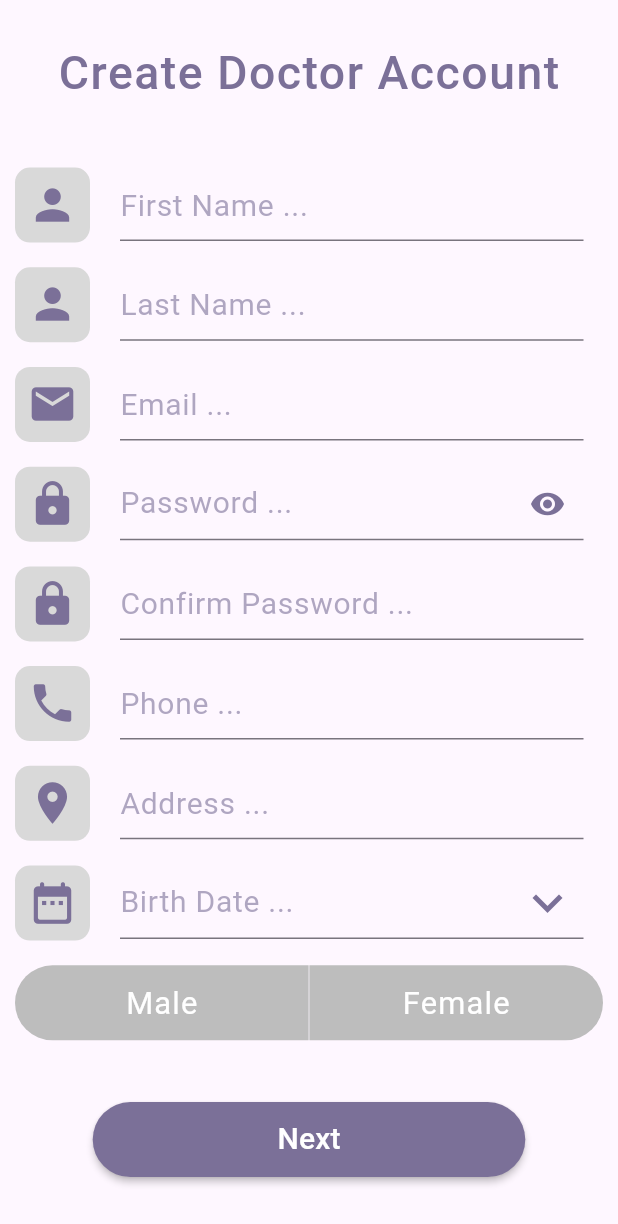
After one commit to manaralbogha/Patient_app, a Flutter app: the screen it shows after launch, after a tap on "Create Account", on a phone screen of 412 x 824 dp. The commit adds this screen. Shown: the top 1224 px of the screen. Run offline on Flutter 3.47's test engine with Material 2 defaults, Android fonts, the phone set to English and light mode, and no system bars; our stand-ins replace dartz, dio, equatable, flutter_bloc, flutter_screenutil, jiffy and 1 more; missing offline and left inert: awesome_icons; network calls fail.

Commit message:
add register screen

```diff
--- /dev/null
+++ b/lib/core/api/services/register_service.dart
@@ -0,0 +1,39 @@
+// ignore_for_file: missing_required_param
+
+import 'dart:developer';
+import 'package:dartz/dartz.dart';
+import 'package:dio/dio.dart';
+import '../../errors/failures.dart';
+import '../../models/register_model.dart';
+import '../http_api_services.dart';
+import 'login_service.dart';
+
+abstract class RegisterService {
+  static Future<Either<Failure, LoginModel>> registerPatient(
+      {required RegisterModel registerModel}) async {
+    try {
+      var data = await ApiServices.post(
+        endPoint: 'registerPatient',
+        body: {
+          'email': registerModel.email,
+          'first_name': registerModel.firstName,
+          'last_name': registerModel.lastName,
+          'password': registerModel.password,
+          'phone_num': registerModel.phoneNum,
+          'birth_date': registerModel.birthDate,
+          'gender': registerModel.gender,
+          'address': registerModel.address,
+          'FCMToken': registerModel.fcmToken,
+        },
+      );
+
+      return right(LoginModel.fromJson(data));
+    } catch (ex) {
+      log('Exception: there is an error in registerPatient method');
+      if (ex is DioException) {
+        return left(ServerFailure.fromDioError(ex));
+      }
+      return left(ServerFailure(ex.toString()));
+    }
+  }
+}
--- /dev/null
+++ b/lib/core/functions/custome_dialogs.dart
@@ -0,0 +1,43 @@
+import 'dart:developer';
+
+import 'package:flutter/cupertino.dart';
+import 'package:flutter/material.dart';
+
+abstract class CustomDialogs {
+  static showCalenderDialog(BuildContext context) {
+    showDialog(
+      context: context,
+      builder: (context) {
+        return AlertDialog(
+          shape:
+              RoundedRectangleBorder(borderRadius: BorderRadius.circular(10)),
+          content: SizedBox(
+            height: 350,
+            width: 250,
+            child: CupertinoDatePicker(
+              mode: CupertinoDatePickerMode.date,
+              initialDateTime: DateTime(2000, 1, 1),
+              onDateTimeChanged: (value) {
+                log('xxxxxx');
+                log(value.toString());
+              },
+            ),
+          ),
+        );
+      },
+    );
+  }
+
+  static Future<DateTime?> pickDateDialog(BuildContext context) {
+    return showDatePicker(
+      context: context,
+      initialDate: DateTime(2000, 1, 1),
+      firstDate: DateTime(1930, 1, 1),
+      lastDate: DateTime.now(),
+      // onDatePickerModeChange: (value) {
+      //   log('xxxxxxx');
+      //   log(value.toString());
+      // },
+    );
+  }
+}
--- /dev/null
+++ b/lib/core/models/register_model.dart
@@ -0,0 +1,23 @@
+class RegisterModel {
+  String? firstName;
+  String? lastName;
+  String? phoneNum;
+  String? birthDate;
+  String? gender;
+  String? address;
+  String? email;
+  String? password;
+  String? fcmToken;
+
+  RegisterModel({
+    this.firstName,
+    this.lastName,
+    this.phoneNum,
+    this.birthDate,
+    this.gender,
+    this.address,
+    this.email,
+    this.password,
+    this.fcmToken,
+  });
+}
--- a/lib/main.dart
+++ b/lib/main.dart
@@ -4,6 +4,7 @@ import 'package:patient_app/core/api/services/local/cache_helper.dart';
 import 'package:patient_app/screens/add_appointment_view/add_appointment_view.dart';
 import 'package:patient_app/screens/appointments_requests_screen/appointments_requests_view.dart';
 import 'package:patient_app/screens/login_screen/login_screen.dart';
+import 'package:patient_app/screens/register_screen/register_screen.dart';
 
 void main() async {
   WidgetsFlutterBinding.ensureInitialized();
@@ -33,6 +34,7 @@ class PatientApp extends StatelessWidget {
                   : AddAppointmentView.route,
           routes: {
             LoginView.route: (context) => const LoginView(),
+            RegisterView.route: (context) => const RegisterView(),
             AddAppointmentView.route: (context) => const AddAppointmentView(),
             AppointmentsRequestsView.route: (context) =>
                 AppointmentsRequestsView(
--- a/lib/screens/login_screen/login_screen.dart
+++ b/lib/screens/login_screen/login_screen.dart
@@ -1,8 +1,10 @@
 import 'package:flutter/material.dart';
 import 'package:flutter_bloc/flutter_bloc.dart';
+import 'package:flutter_screenutil/flutter_screenutil.dart';
 
 import 'package:patient_app/screens/add_appointment_view/add_appointment_view.dart';
 import 'package:patient_app/screens/appointments_requests_screen/appointments_requests_view.dart';
+import 'package:patient_app/screens/register_screen/register_screen.dart';
 
 import '../../core/api/services/local/cache_helper.dart';
 import '../../core/styles/app_colors.dart';
@@ -109,7 +111,7 @@ class LoginViewBody extends StatelessWidget {
                 ),
               ),
             ),
-            SizedBox(height: screenSize.height * .15),
+            SizedBox(height: 40.h),
             Center(
               child: CustomeButton(
                 text: 'Login',
@@ -118,7 +120,33 @@ class LoginViewBody extends StatelessWidget {
                 },
               ),
             ),
-            SizedBox(height: screenSize.height * .04),
+            SizedBox(height: 12.h),
+            Row(
+              mainAxisAlignment: MainAxisAlignment.center,
+              children: [
+                const Text(
+                  "Don't Hava an Account?",
+                  style: TextStyle(
+                    color: Colors.grey,
+                    fontSize: 16,
+                  ),
+                ),
+                SizedBox(width: 6.w),
+                TextButton(
+                  onPressed: () {
+                    Navigator.pushNamed(context, RegisterView.route);
+                  },
+                  child: const Text(
+                    'Create Account',
+                    style: TextStyle(
+                      fontWeight: FontWeight.bold,
+                      fontSize: 17,
+                    ),
+                  ),
+                ),
+              ],
+            ),
+            SizedBox(height: 15.h),
           ],
         ),
       ),
--- /dev/null
+++ b/lib/screens/register_screen/cubit/register_cubit.dart
@@ -0,0 +1,59 @@
+import 'package:awesome_icons/awesome_icons.dart';
+import 'package:flutter/material.dart';
+import 'package:flutter_bloc/flutter_bloc.dart';
+import 'package:patient_app/core/models/register_model.dart';
+import 'package:patient_app/screens/register_screen/cubit/register_states.dart';
+import '../../../core/api/services/register_service.dart';
+
+class RegisterCubit extends Cubit<RegisterStates> {
+  bool obscureText = true;
+  IconData icon = Icons.remove_red_eye;
+  final formKey = GlobalKey<FormState>();
+  RegisterModel registerModel = RegisterModel();
+  Color male = Colors.grey[400]!;
+  Color maleTextColor = Colors.white;
+  Color female = Colors.grey[400]!;
+  Color femaleTextColor = Colors.white;
+  // DateTime? dateTime;
+
+  RegisterCubit() : super(RegisterInitial());
+
+  Future<void> registerDoctor() async {
+    emit(RegisterLoading());
+    (await RegisterService.registerPatient(registerModel: registerModel)).fold(
+      (failure) {
+        emit(RegisterFailure(failureMsg: failure.errorMessege));
+      },
+      (loginModel) {
+        emit(RegisterSuccess(loginModel: loginModel));
+      },
+    );
+  }
+
+  void changePasswordState() {
+    emit(RegisterInitial());
+    obscureText = !obscureText;
+    if (!obscureText) {
+      icon = FontAwesomeIcons.solidEyeSlash;
+    } else {
+      icon = FontAwesomeIcons.solidEye;
+    }
+    emit(ChangePasswordState());
+  }
+
+  void selectGender({required String type}) {
+    if (type == 'Male') {
+      male = Colors.blue.withOpacity(.75);
+      female = Colors.grey[400]!;
+      // maleTextColor = defaultColor;
+      // femaleTextColor = Colors.white;
+      emit(RegisterInitial());
+    } else {
+      female = Colors.pink.withOpacity(.75);
+      male = Colors.grey[400]!;
+      maleTextColor = Colors.white;
+      // femaleTextColor = defaultColor;
+      emit(RegisterSelectGender());
+    }
+  }
+}
--- /dev/null
+++ b/lib/screens/register_screen/cubit/register_states.dart
@@ -0,0 +1,31 @@
+import 'package:equatable/equatable.dart';
+import '../../../core/api/services/login_service.dart';
+
+abstract class RegisterStates extends Equatable {
+  @override
+  List<Object> get props => [];
+}
+
+class RegisterInitial extends RegisterStates {}
+
+class RegisterLoading extends RegisterStates {}
+
+class RegisterSelectGender extends RegisterStates {}
+
+class RegisterSuccess extends RegisterStates {
+  final LoginModel loginModel;
+
+  RegisterSuccess({required this.loginModel});
+}
+
+class RegisterFailure extends RegisterStates {
+  final String failureMsg;
+
+  RegisterFailure({required this.failureMsg});
+}
+
+class AddSpecialtyState extends RegisterStates {}
+
+class SelectTimeState extends RegisterStates {}
+
+class ChangePasswordState extends RegisterStates {}
--- /dev/null
+++ b/lib/screens/register_screen/register_screen.dart
@@ -0,0 +1,199 @@
+import 'dart:developer';
+import 'package:flutter/material.dart';
+import 'package:flutter_bloc/flutter_bloc.dart';
+import 'package:flutter_screenutil/flutter_screenutil.dart';
+import 'package:patient_app/core/functions/custome_dialogs.dart';
+import 'package:patient_app/screens/login_screen/login_screen.dart';
+import 'package:patient_app/screens/register_screen/widgets/choice_button.dart';
+import '../../core/styles/app_colors.dart';
+import '../../core/styles/text_styles.dart';
+import '../../core/widgets/custome_button.dart';
+import '../../core/widgets/custome_error_widget.dart';
+import '../../core/widgets/custome_progress_indicator.dart';
+import '../../core/widgets/custome_text_field.dart';
+import '../../main.dart';
+import 'cubit/register_cubit.dart';
+import 'cubit/register_states.dart';
+
+class RegisterView extends StatelessWidget {
+  static const route = 'RegisterDoctorView';
+  const RegisterView({super.key});
+
+  @override
+  Widget build(BuildContext context) {
+    return SafeArea(
+      child: BlocProvider(
+        create: (context) => RegisterCubit(),
+        child: GestureDetector(
+          onTap: () => FocusScope.of(context).unfocus(),
+          child: const Scaffold(
+            body: RegisterViewBody(),
+          ),
+        ),
+      ),
+    );
+  }
+}
+
+class RegisterViewBody extends StatelessWidget {
+  const RegisterViewBody({super.key});
+
+  @override
+  Widget build(BuildContext context) {
+    RegisterCubit cubit = BlocProvider.of(context);
+    return BlocBuilder<RegisterCubit, RegisterStates>(
+      builder: (context, state) {
+        if (state is RegisterLoading) {
+          return const CustomeProgressIndicator();
+        } else if (state is RegisterFailure) {
+          return CustomeErrorWidget(errorMsg: state.failureMsg);
+        } else if (state is RegisterSuccess) {
+          return const LoginView();
+        } else {
+          return SingleChildScrollView(
+            physics: const BouncingScrollPhysics(),
+            child: Padding(
+              padding: const EdgeInsets.symmetric(horizontal: 10),
+              child: Form(
+                key: cubit.formKey,
+                child: Column(
+                  children: [
+                    SizedBox(
+                      width: screenSize.width,
+                      height: 10,
+                    ),
+                    SizedBox(height: screenSize.height * .02),
+                    Text(
+                      'Create Doctor Account',
+                      style: TextStyles.textStyle30.copyWith(
+                        letterSpacing: 1,
+                        fontWeight: FontWeight.w500,
+                        fontSize: 27.sp,
+                      ),
+                    ),
+                    SizedBox(height: screenSize.height * .05),
+                    CustomeTextField(
+                      initialValue: cubit.registerModel.firstName ?? '',
+                      hintText: 'First Name ...',
+                      iconData: Icons.person,
+                      textCapitalization: TextCapitalization.sentences,
+                      onChanged: (value) =>
+                          cubit.registerModel.firstName = value,
+                    ),
+                    SizedBox(height: screenSize.height * .02),
+                    CustomeTextField(
+                      hintText: 'Last Name ...',
+                      iconData: Icons.person,
+                      textCapitalization: TextCapitalization.sentences,
+                      onChanged: (value) =>
+                          cubit.registerModel.lastName = value,
+                    ),
+                    SizedBox(height: screenSize.height * .02),
+                    CustomeTextField(
+                      hintText: 'Email ...',
+                      keyboardType: TextInputType.emailAddress,
+                      onChanged: (value) => cubit.registerModel.email = value,
+                    ),
+                    SizedBox(height: screenSize.height * .02),
+                    CustomeTextField(
+                      hintText: 'Password ...',
+                      validator: (value) {
+                        if (value?.isEmpty ?? true) {
+                          return 'required';
+                        } else {
+                          if (value!.length < 6) {
+                            return 'password must be at least 6 characters';
+                          }
+                        }
+                        return null;
+                      },
+                      iconData: Icons.lock,
+                      onChanged: (value) =>
+                          cubit.registerModel.password = value,
+                      obscureText: cubit.obscureText,
+                      suffixIcon: IconButton(
+                        onPressed: () {
+                          cubit.changePasswordState();
+                        },
+                        icon: Icon(
+                          cubit.icon,
+                          color: defaultColor,
+                        ),
+                      ),
+                    ),
+                    SizedBox(height: screenSize.height * .02),
+                    CustomeTextField(
+                      obscureText: cubit.obscureText,
+                      hintText: 'Confirm Password ...',
+                      iconData: Icons.lock,
+                      validator: (value) {
+                        if (cubit.registerModel.password == null) {
+                          return 'required';
+                        } else {
+                          if (value != cubit.registerModel.password) {
+                            return "Passwords doesn't Match";
+                          }
+                        }
+                        return null;
+                      },
+                    ),
+                    SizedBox(height: screenSize.height * .02),
+                    CustomeTextField(
+                      keyboardType: TextInputType.phone,
+                      hintText: 'Phone ...',
+                      iconData: Icons.phone,
+                      onChanged: (value) =>
+                          cubit.registerModel.phoneNum = value,
+                    ),
+                    SizedBox(height: screenSize.height * .02),
+                    CustomeTextField(
+                      hintText: 'Address ...',
+                      iconData: Icons.location_on,
+                      onChanged: (value) => cubit.registerModel.address = value,
+                    ),
+                    SizedBox(height: screenSize.height * .02),
+                    CustomeTextField(
+                      hintText: 'Birth Date ...',
+                      iconData: Icons.date_range_rounded,
+                      disableFocusNode: true,
+                      onTap: () async {
+                        cubit.registerModel.birthDate =
+                            (await CustomDialogs.pickDateDialog(context))
+                                .toString()
+                                .substring(0, 10);
+                      },
+                      suffixIcon: const Icon(
+                        Icons.expand_more_sharp,
+                        size: 40,
+                        color: defaultColor,
+                      ),
+                      onChanged: (value) =>
+                          cubit.registerModel.birthDate = value,
+                    ),
+                    SizedBox(height: screenSize.height * .02),
+                    CustomeChoiceButton(
+                      femaleColor: cubit.female,
+                      maleColor: cubit.male,
+                      femaleTextColor: cubit.femaleTextColor,
+                      maleTextColor: cubit.maleTextColor,
+                      maleOnTap: () => cubit.selectGender(type: 'Male'),
+                      femaleOnTap: () => cubit.selectGender(type: 'Female'),
+                    ),
+                    SizedBox(height: screenSize.height * .05),
+                    CustomeButton(
+                      text: 'Next',
+                      onPressed: () {
+                        log(cubit.registerModel.birthDate ?? 'xxx');
+                      },
+                    ),
+                    const SizedBox(height: 15),
+                  ],
+                ),
+              ),
+            ),
+          );
+        }
+      },
+    );
+  }
+}
--- /dev/null
+++ b/lib/screens/register_screen/widgets/choice_button.dart
@@ -0,0 +1,94 @@
+import 'package:flutter/material.dart';
+import '../../../core/styles/app_colors.dart';
+import '../../../core/styles/text_styles.dart';
+
+class CustomeChoiceButton extends StatelessWidget {
+  final void Function()? maleOnTap;
+  final void Function()? femaleOnTap;
+  final Color? maleColor;
+  final Color? femaleColor;
+  final Color? maleTextColor;
+  final Color? femaleTextColor;
+  const CustomeChoiceButton({
+    super.key,
+    this.maleOnTap,
+    this.femaleOnTap,
+    this.maleColor,
+    this.femaleColor,
+    this.maleTextColor,
+    this.femaleTextColor,
+  });
+
+  @override
+  Widget build(BuildContext context) {
+    return Row(
+      children: [
+        Expanded(
+          child: ChoiceButtonItem(
+            onTap: maleOnTap,
+            text: 'Male',
+            textColor: maleTextColor,
+            backgroundColor: maleColor,
+            borderRadius: const BorderRadius.only(
+              topLeft: Radius.circular(26),
+              bottomLeft: Radius.circular(26),
+            ),
+          ),
+        ),
+        Container(
+          color: Colors.white,
+          width: .5,
+        ),
+        Expanded(
+          child: ChoiceButtonItem(
+            onTap: femaleOnTap,
+            text: 'Female',
+            backgroundColor: femaleColor,
+            textColor: femaleTextColor,
+            borderRadius: const BorderRadius.only(
+              topRight: Radius.circular(26),
+              bottomRight: Radius.circular(26),
+            ),
+          ),
+        ),
+      ],
+    );
+  }
+}
+
+class ChoiceButtonItem extends StatelessWidget {
+  final void Function()? onTap;
+  final Color? backgroundColor;
+  final Color? textColor;
+  final String text;
+  final BorderRadiusGeometry? borderRadius;
+  const ChoiceButtonItem({
+    super.key,
+    this.onTap,
+    this.backgroundColor,
+    this.borderRadius,
+    this.textColor,
+    required this.text,
+  });
+
+  @override
+  Widget build(BuildContext context) {
+    return GestureDetector(
+      onTap: onTap,
+      child: Container(
+        height: 50,
+        decoration: BoxDecoration(
+          color: backgroundColor ?? defaultColor,
+          borderRadius: borderRadius,
+        ),
+        child: Center(
+          child: Text(
+            text,
+            style: TextStyles.textStyle18
+                .copyWith(color: textColor ?? Colors.white),
+          ),
+        ),
+      ),
+    );
+  }
+}
```
